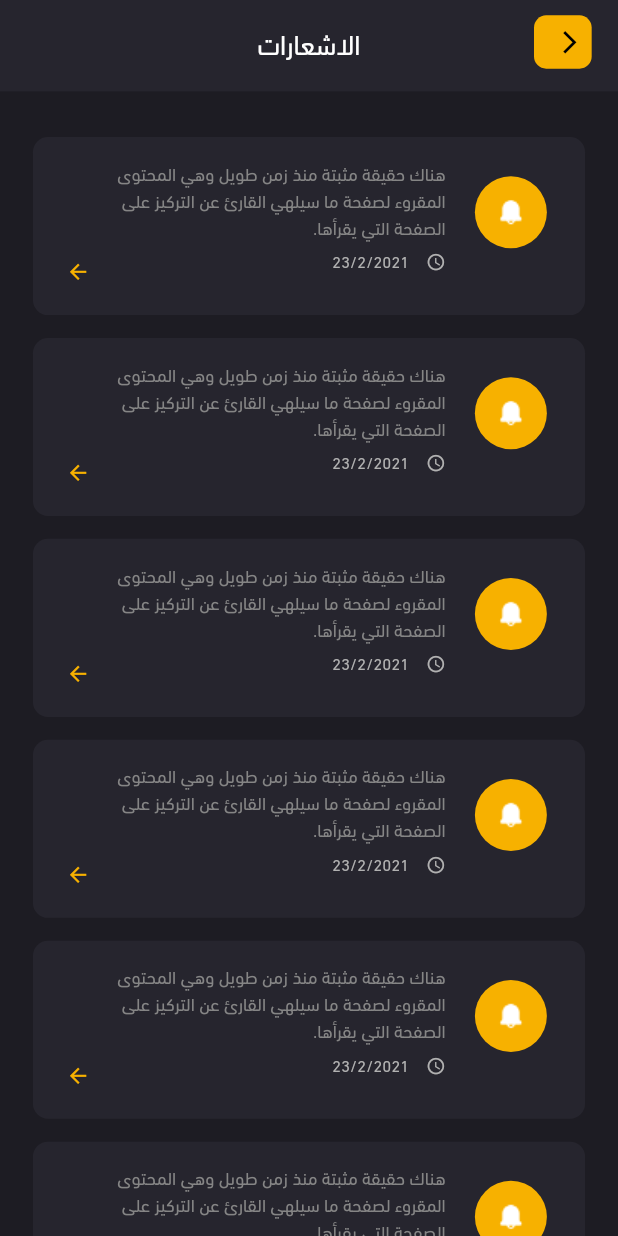
After one commit to maikl13/PIB, a Flutter app: the NotificationView screen opened by its route, on a phone screen of 412 x 824 dp. The commit adds this screen. Run offline on Flutter 3.47's test engine with Material 2 defaults, Android fonts, the phone set to English and light mode, and no system bars; our stand-ins replace cached_network_image, dio, flutter_bloc, flutter_screenutil, flutter_svg, fluttertoast and 2 more; missing offline and left inert: dio_smart_retry.

Commit message:
notification view added

```diff
--- a/lib/core/resources/assets_manager.dart
+++ b/lib/core/resources/assets_manager.dart
@@ -10,6 +10,8 @@ class ImageAssets {
   static const String successBackground = "$imagePath/success_background.png";
   static const String userImage = "$imagePath/user_image.png";
   static const String banner = "$imagePath/banner.png";
+  static const String bell = "$imagePath/bell.png";
+
 }
 
 
--- a/lib/core/resources/route_manager.dart
+++ b/lib/core/resources/route_manager.dart
@@ -5,6 +5,7 @@ import 'package:pip/features/auth/presentation/screens/login_view.dart';
 import 'package:pip/features/auth/presentation/screens/main_auth_view.dart';
 import 'package:pip/features/auth/presentation/screens/register_view.dart';
 import 'package:pip/features/home/presentation/screens/main_home_view.dart';
+import 'package:pip/features/notification/presentation/screens/notification_view.dart';
 
 import 'package:pip/features/splash/presentation/screens/on_boarding_view.dart';
 import '../../features/home/business_logic/cubit/home_cubit.dart';
@@ -23,6 +24,8 @@ class Routes {
   static const String forgotPasswordViewRoute = "/forgotPasswordViewRoute";
 
   static const String mainHomeViewRoute = "/mainHomeViewRoute";
+  static const String notificationViewRoute = "/notificationViewRoute";
+
 }
 
 class RouteGenerator {
@@ -76,6 +79,11 @@ class RouteGenerator {
             child: const MainHomeView(),
           ),
         );
+
+         case Routes.notificationViewRoute:
+        return MaterialPageRoute(
+          builder: (_) => const NotificationView(),
+        );
       default:
         return unDefinedRoute();
     }
--- a/lib/core/resources/strings_manager.dart
+++ b/lib/core/resources/strings_manager.dart
@@ -60,7 +60,7 @@ class AppStrings {
   static const String companyName = 'شركة امواج للنظافة';
   static const String partTimeJobs = 'وظائف بارت تايم :';
   static const String fullTimeJobs = 'وظائف دوام كامل :';
-  // static const String local = 'محلي';
+  static const String notificationSubtitle = 'هناك حقيقة مثبتة منذ زمن طويل وهي المحتوى المقروء لصفحة ما سيلهي القارئ عن التركيز على الصفحة التي يقرأها.';
   // static const String local = 'محلي';
   // static const String local = 'محلي';
   // static const String local = 'محلي';
--- a/lib/core/resources/utils.dart
+++ b/lib/core/resources/utils.dart
@@ -2,6 +2,7 @@ import 'package:flutter/cupertino.dart';
 import 'package:flutter/material.dart';
 import 'package:flutter_screenutil/flutter_screenutil.dart';
 import 'package:pip/core/resources/color_manager.dart';
+import 'package:pip/core/resources/route_manager.dart';
 
 import '../widgets/custom_network_image.dart';
 import 'constants.dart';
@@ -39,7 +40,7 @@ buildMainSearchViewAppBarActions(BuildContext context) {
       padding: EdgeInsets.only(left: 20.w),
       child: InkWell(
           onTap: () {
-            // Navigator.pushNamed(context, Routes.notificationViewRoute);
+            Navigator.pushNamed(context, Routes.notificationViewRoute);
           },
           child: Icon(
             CupertinoIcons.bell,
--- a/lib/core/widgets/custom_appbar.dart
+++ b/lib/core/widgets/custom_appbar.dart
@@ -1,6 +1,7 @@
 import 'package:flutter/material.dart';
 import 'package:flutter_screenutil/flutter_screenutil.dart';
 import 'package:pip/core/resources/color_manager.dart';
+import 'package:pip/core/resources/style_manager.dart';
 import 'package:pip/core/widgets/skip_text.dart';
 
 class CustomAppBar extends StatelessWidget implements PreferredSizeWidget {
@@ -28,6 +29,7 @@ class CustomAppBar extends StatelessWidget implements PreferredSizeWidget {
           ],
       title: Text(
         title ?? '',
+        style: getRegularStyle(fontSize: 18.sp, color: ColorManager.white),
       ),
       leading: Row(
         mainAxisAlignment: MainAxisAlignment.end,
--- /dev/null
+++ b/lib/features/home/presentation/screens/jop_details_view.dart
@@ -0,0 +1,10 @@
+import 'package:flutter/material.dart';
+
+class JobDetailsView extends StatelessWidget {
+  const JobDetailsView({super.key});
+
+  @override
+  Widget build(BuildContext context) {
+    return Scaffold();
+  }
+}
--- /dev/null
+++ b/lib/features/notification/presentation/screens/notification_view.dart
@@ -0,0 +1,37 @@
+import 'package:flutter/material.dart';
+import 'package:flutter_screenutil/flutter_screenutil.dart';
+import 'package:pip/core/resources/color_manager.dart';
+import 'package:pip/core/resources/strings_manager.dart';
+import 'package:pip/core/widgets/custom_appbar.dart';
+
+import '../widgets/notification_item.dart';
+
+class NotificationView extends StatelessWidget {
+  const NotificationView({super.key});
+
+  Widget _buildNotificationViewBody() {
+    return Padding(
+      padding: EdgeInsets.only(left: 20.w, right: 20.w, top: 30.h),
+      child: ListView.separated(
+          itemBuilder: (context, index) {
+            return const NotificationItem();
+          },
+          separatorBuilder: (context, index) {
+            return SizedBox(height: 15.h);
+          },
+          itemCount: 10),
+    );
+  }
+
+  @override
+  Widget build(BuildContext context) {
+    return Scaffold(
+      appBar: CustomAppBar(
+        appBarColor: ColorManager.lightBlack,
+        actions: const [],
+        title: AppStrings.notification,
+      ),
+      body: _buildNotificationViewBody(),
+    );
+  }
+}
--- /dev/null
+++ b/lib/features/notification/presentation/widgets/clock_date.dart
@@ -0,0 +1,28 @@
+import 'package:flutter/material.dart';
+import 'package:flutter_screenutil/flutter_screenutil.dart';
+
+import '../../../../core/resources/style_manager.dart';
+
+class ClockDate extends StatelessWidget {
+  const ClockDate({super.key, required this.color});
+  final Color color;
+
+  @override
+  Widget build(BuildContext context) {
+    return Row(
+      crossAxisAlignment: CrossAxisAlignment.end,
+      children: [
+        Icon(
+          Icons.access_time,
+          color: color,
+          size: 13.sp,
+        ),
+        SizedBox(width: 10.w),
+        Text(
+         "23/2/2021",
+          style: getRegularStyle(color: color, fontSize: 11.sp),
+        )
+      ],
+    );
+  }
+}
--- /dev/null
+++ b/lib/features/notification/presentation/widgets/notification_item.dart
@@ -0,0 +1,73 @@
+import 'package:flutter/material.dart';
+import 'package:flutter_screenutil/flutter_screenutil.dart';
+import '../../../../core/resources/assets_manager.dart';
+import '../../../../core/resources/color_manager.dart';
+import '../../../../core/resources/strings_manager.dart';
+import '../../../../core/resources/style_manager.dart';
+import 'clock_date.dart';
+
+class NotificationItem extends StatelessWidget {
+  const NotificationItem({super.key});
+
+  _buildLeading(BuildContext context) {
+    return Container(
+      // alignment: Alignment.,
+      width: 50.w,
+      height: 50.h,
+      decoration: BoxDecoration(
+        color: ColorManager.darkSeconadry,
+        shape: BoxShape.circle,
+      ),
+      child: Image.asset(
+        ImageAssets.bell,
+      ),
+    );
+  }
+
+  _buildTitle() {
+    return Padding(
+      padding: EdgeInsets.only(bottom: 6.h),
+      child: Text(
+        AppStrings.notificationSubtitle,
+        style: getRegularStyle(color: ColorManager.darkGrey, fontSize: 12.sp),
+      ),
+    );
+  }
+
+  _buildSubTitle() {
+    return ClockDate(
+      color: ColorManager.grey,
+    );
+  }
+
+  _buildTrailing() {
+    return Padding(
+      padding: EdgeInsets.only(top: 55.h),
+      child: Icon(
+        Icons.arrow_forward,
+        color: ColorManager.darkSeconadry,
+        size: 16.sp,
+      ),
+    );
+  }
+
+  @override
+  Widget build(BuildContext context) {
+    return SizedBox(
+      height: 117.h,
+      width: double.infinity,
+      child: ListTile(
+        tileColor: ColorManager.lightBlack,
+        shape: RoundedRectangleBorder(
+          borderRadius: BorderRadius.all(Radius.circular(10.r)),
+        ),
+        contentPadding: EdgeInsets.only(top: 10.h, right: 20.w, left: 20.w),
+        dense: true,
+        leading: _buildLeading(context),
+        title: _buildTitle(),
+        subtitle: _buildSubTitle(),
+        trailing: _buildTrailing(),
+      ),
+    );
+  }
+}
```
Also changed, not shown: assets/images/bell.png (added).
